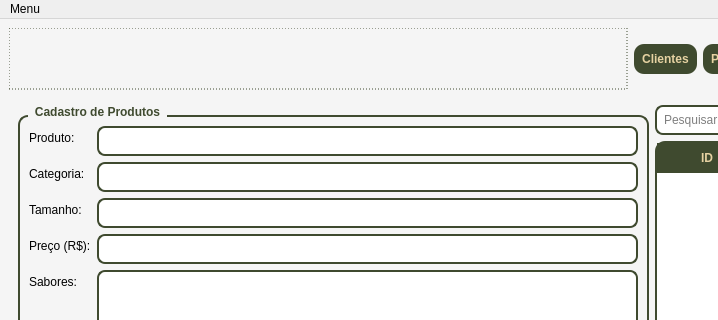
This is telas/tela_menu.ui in Faeldh/sistema_confeitaria as Qt 5 draws it before an edit; both pictures show x 0 to 718 and y 0 to 320 of the 1303 by 773 pixel window. The edited form follows.
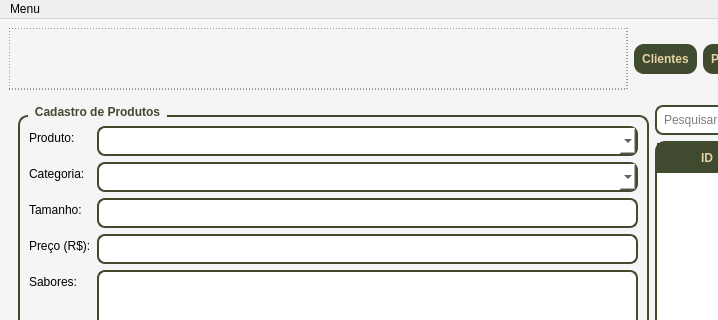
This is the edited form. The open tabs and pages were chosen to show the change.

Patch:
```diff
--- a/telas/tela_menu.ui
+++ b/telas/tela_menu.ui
@@ -1359,9 +1359,6 @@
                </property>
               </widget>
              </item>
-             <item row="0" column="1">
-              <widget class="QLineEdit" name="txt_produto"/>
-             </item>
              <item row="1" column="0">
               <widget class="QLabel" name="label">
                <property name="text">
@@ -1369,9 +1366,6 @@
                </property>
               </widget>
              </item>
-             <item row="1" column="1">
-              <widget class="QLineEdit" name="txt_categoria"/>
-             </item>
              <item row="2" column="0">
               <widget class="QLabel" name="label">
                <property name="text">
@@ -1433,6 +1427,12 @@
                </item>
               </widget>
              </item>
+             <item row="0" column="1">
+              <widget class="QComboBox" name="comboBox"/>
+             </item>
+             <item row="1" column="1">
+              <widget class="QComboBox" name="comboBox_2"/>
+             </item>
             </layout>
            </item>
            <item>
```
Left out of the diff: 4 changed lines with no effect on the pictures.
